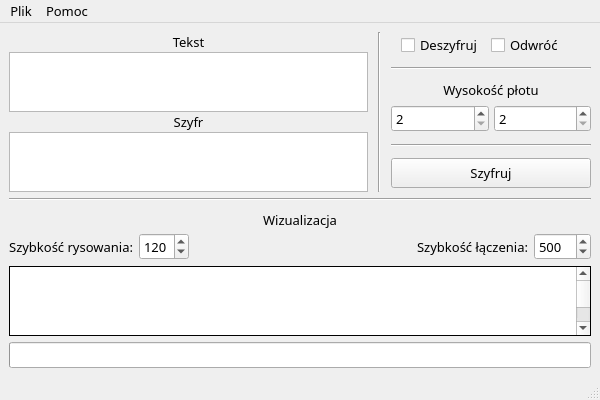
LightTab2/Rail-fence-cipher-visualized, file mainwindow.ui: the form before one commit.
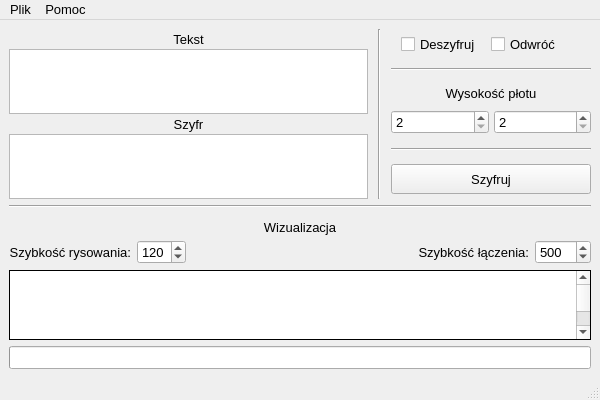
The form after the commit.

```diff
--- a/mainwindow.ui
+++ b/mainwindow.ui
@@ -24,7 +24,6 @@
   </property>
   <property name="font">
    <font>
-    <family>Book Antiqua</family>
     <pointsize>10</pointsize>
    </font>
   </property>
@@ -414,7 +413,6 @@
           </property>
           <property name="font">
            <font>
-            <family>Book Antiqua</family>
             <pointsize>10</pointsize>
            </font>
           </property>
@@ -1121,7 +1119,6 @@
       </property>
       <property name="font">
        <font>
-        <family>Book Antiqua</family>
         <pointsize>14</pointsize>
        </font>
       </property>
```
Left out of the diff: 9 changed lines with no effect on the pictures.
